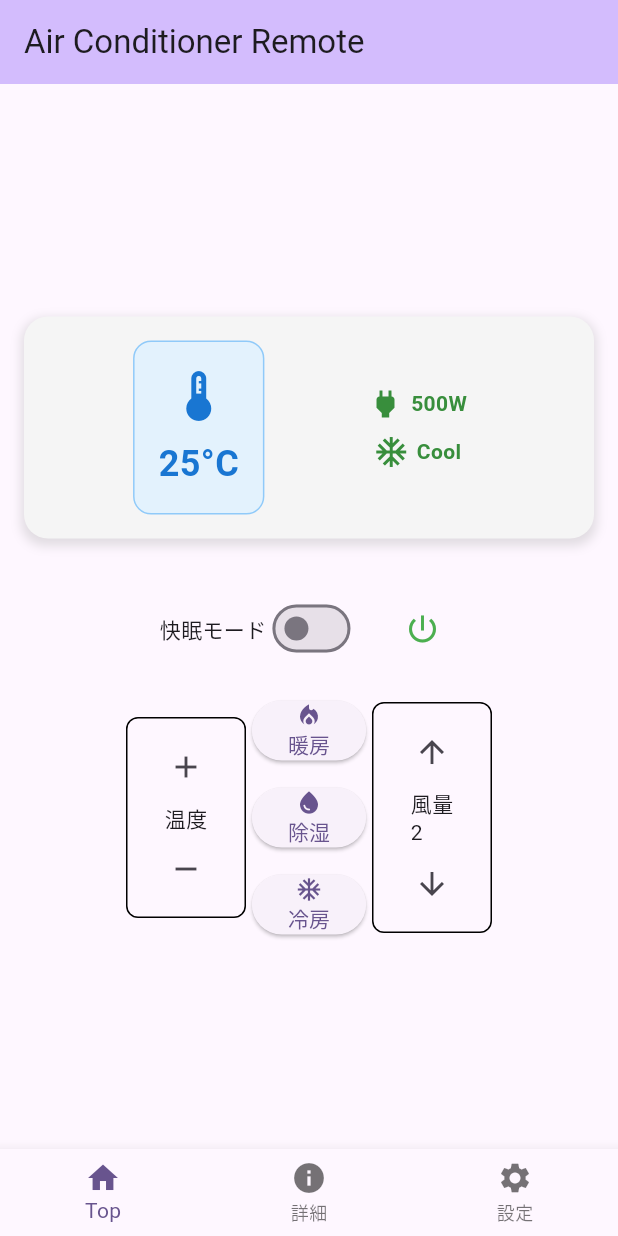
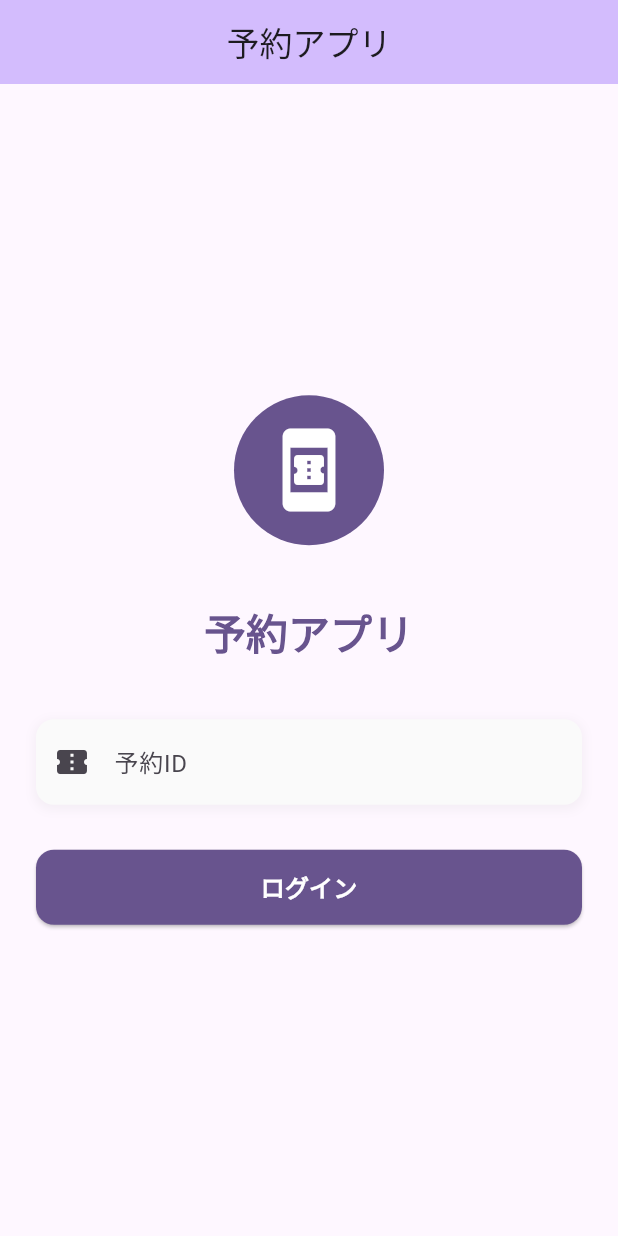
Before and after one commit to katagiri-tetsuto/Sechack365_3_teamA, a Flutter app: the screen it shows after launch, on a phone screen of 412 x 824 dp. Run offline on Flutter 3.47's test engine with Material 3 defaults, Android fonts, the phone set to English and light mode, and no system bars.

Commit message:
ログイン画面追加

```diff
--- a/mobileui/lib/main.dart
+++ b/mobileui/lib/main.dart
@@ -2,6 +2,140 @@ import 'package:flutter/material.dart';
 
 void main() {
   runApp(const MyApp());
+}
+
+class LoginScreen extends StatefulWidget {
+  const LoginScreen({super.key});
+
+  @override
+  State<LoginScreen> createState() => _LoginScreenState();
+}
+
+class _LoginScreenState extends State<LoginScreen> {
+  final TextEditingController _reservationIdController = TextEditingController();
+
+  void _login() {
+    if (_reservationIdController.text.isNotEmpty) {
+      Navigator.pushReplacement(
+        context,
+        MaterialPageRoute(
+          builder: (context) => const MyHomePage(title: 'Air Conditioner Remote'),
+        ),
+      );
+    } else {
+      ScaffoldMessenger.of(context).showSnackBar(
+        const SnackBar(
+          content: Text('予約IDを入力してください'),
+          backgroundColor: Colors.red,
+        ),
+      );
+    }
+  }
+
+  @override
+  Widget build(BuildContext context) {
+    return Scaffold(
+      appBar: AppBar(
+        backgroundColor: Theme.of(context).colorScheme.inversePrimary,
+        title: const Text('予約アプリ'),
+        centerTitle: true,
+      ),
+      body: Padding(
+        padding: const EdgeInsets.all(24.0),
+        child: Center(
+          child: Column(
+            mainAxisAlignment: MainAxisAlignment.center,
+            children: [
+              // アプリロゴまたはアイコン
+              Container(
+                width: 100,
+                height: 100,
+                decoration: BoxDecoration(
+                  color: Theme.of(context).colorScheme.primary,
+                  shape: BoxShape.circle,
+                ),
+                child: const Icon(
+                  Icons.book_online,
+                  size: 60,
+                  color: Colors.white,
+                ),
+              ),
+              const SizedBox(height: 40),
+
+              // アプリ名
+              Text(
+                '予約アプリ',
+                style: Theme.of(context).textTheme.headlineMedium?.copyWith(
+                  fontWeight: FontWeight.bold,
+                  color: Theme.of(context).colorScheme.primary,
+                ),
+              ),
+              const SizedBox(height: 40),
+
+              // 予約ID入力フィールド
+              Container(
+                decoration: BoxDecoration(
+                  borderRadius: BorderRadius.circular(12),
+                  boxShadow: [
+                    BoxShadow(
+                      color: Colors.grey.withOpacity(0.1),
+                      spreadRadius: 1,
+                      blurRadius: 5,
+                      offset: const Offset(0, 2),
+                    ),
+                  ],
+                ),
+                child: TextField(
+                  controller: _reservationIdController,
+                  decoration: InputDecoration(
+                    labelText: '予約ID',
+                    hintText: '予約IDを入力してください',
+                    prefixIcon: const Icon(Icons.confirmation_number),
+                    border: OutlineInputBorder(
+                      borderRadius: BorderRadius.circular(12),
+                      borderSide: BorderSide.none,
+                    ),
+                    filled: true,
+                    fillColor: Colors.grey[50],
+                  ),
+                ),
+              ),
+              const SizedBox(height: 30),
+
+              // ログインボタン
+              SizedBox(
+                width: double.infinity,
+                height: 50,
+                child: ElevatedButton(
+                  onPressed: _login,
+                  style: ElevatedButton.styleFrom(
+                    backgroundColor: Theme.of(context).colorScheme.primary,
+                    foregroundColor: Colors.white,
+                    shape: RoundedRectangleBorder(
+                      borderRadius: BorderRadius.circular(12),
+                    ),
+                  ),
+                  child: const Text(
+                    'ログイン',
+                    style: TextStyle(
+                      fontSize: 16,
+                      fontWeight: FontWeight.bold,
+                    ),
+                  ),
+                ),
+              ),
+            ],
+          ),
+        ),
+      ),
+    );
+  }
+
+  @override
+  void dispose() {
+    _reservationIdController.dispose();
+    super.dispose();
+  }
 }
 
 class MyApp extends StatelessWidget {
@@ -10,11 +144,11 @@ class MyApp extends StatelessWidget {
   @override
   Widget build(BuildContext context) {
     return MaterialApp(
-      title: 'Air Conditioner Remote',
+      title: '予約アプリ',
       theme: ThemeData(
         colorScheme: ColorScheme.fromSeed(seedColor: Colors.deepPurple),
       ),
-      home: const MyHomePage(title: 'Air Conditioner Remote'),
+      home: const LoginScreen(),
     );
   }
 }
```
